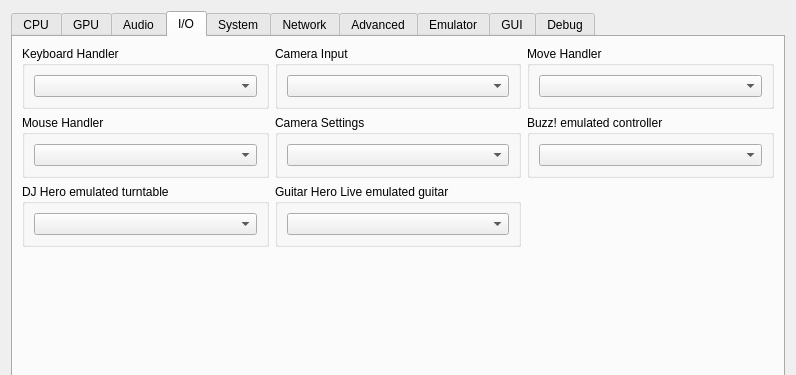
Old version of the form rpcs3/rpcs3qt/settings_dialog.ui in the repository RPCS3/rpcs3; both pictures show x 0 to 796 and y 0 to 375 of the 796 by 730 pixel window.
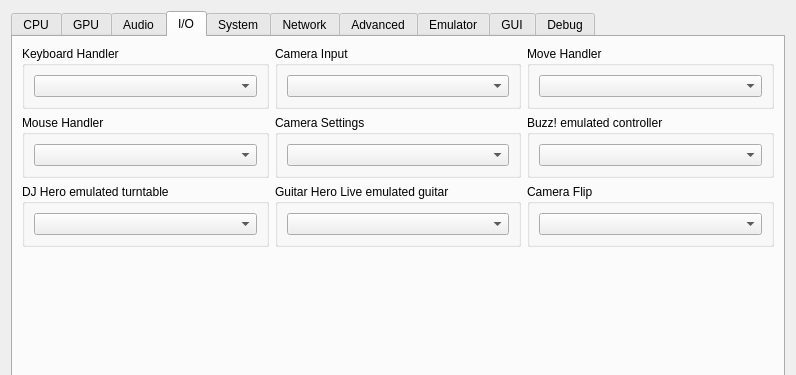
New version of the form. The open tabs and pages were chosen to show the change. Icons and pictures are not drawn.

Commit message: cellCamera: Add qt camera handler

The edit to the form file:
```diff
--- a/rpcs3/rpcs3qt/settings_dialog.ui
+++ b/rpcs3/rpcs3qt/settings_dialog.ui
@@ -1494,7 +1494,7 @@
         </layout>
        </item>
        <item>
-        <layout class="QHBoxLayout" name="inputTabLayout3" stretch="1,1,1">
+        <layout class="QHBoxLayout" name="inputTabLayout3">
          <item>
           <widget class="QGroupBox" name="gb_turntable_emulated">
            <property name="title">
@@ -1520,7 +1520,16 @@
           </widget>
          </item>
          <item>
-          <widget class="QWidget" name="inputTabSpacerWidget" native="true"/>
+          <widget class="QGroupBox" name="gb_camera_flip">
+           <property name="title">
+            <string>Camera Flip</string>
+           </property>
+           <layout class="QVBoxLayout" name="gb_camera_flip_layout">
+            <item>
+             <widget class="QComboBox" name="cameraFlipBox"/>
+            </item>
+           </layout>
+          </widget>
          </item>
         </layout>
        </item>
```
The commit also changes 25 other files.
